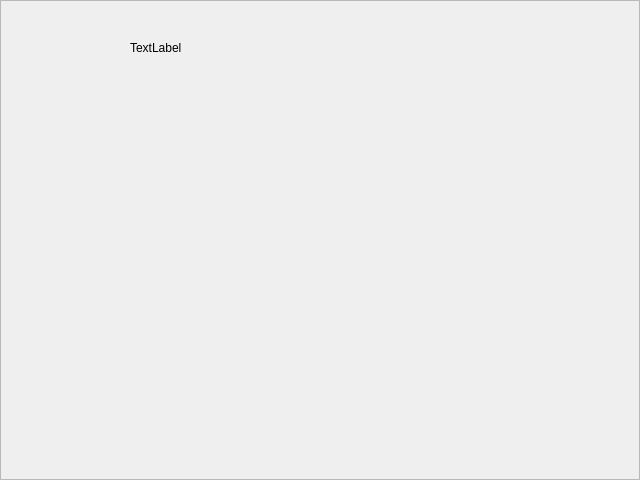
This is UI/main_frame.ui in Edwardscy/mapf_tool as Qt 5 draws it before an edit. The edited form follows.
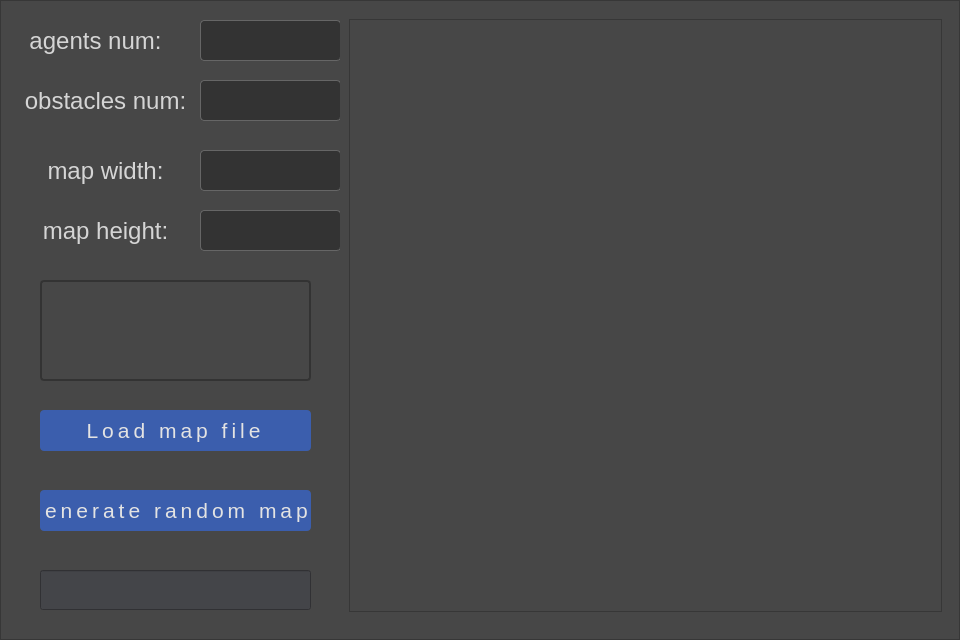
This is the edited form. Icons and pictures are not drawn.

```diff
--- a/UI/main_frame.ui
+++ b/UI/main_frame.ui
@@ -6,8 +6,8 @@
    <rect>
     <x>0</x>
     <y>0</y>
-    <width>640</width>
-    <height>480</height>
+    <width>960</width>
+    <height>640</height>
    </rect>
   </property>
   <property name="windowTitle">
@@ -19,18 +19,459 @@
   <property name="frameShadow">
    <enum>QFrame::Raised</enum>
   </property>
-  <widget class="QLabel" name="label">
+  <widget class="QFrame" name="frame">
    <property name="geometry">
     <rect>
-     <x>130</x>
-     <y>40</y>
-     <width>72</width>
-     <height>15</height>
+     <x>0</x>
+     <y>0</y>
+     <width>960</width>
+     <height>640</height>
     </rect>
    </property>
-   <property name="text">
-    <string>TextLabel</string>
+   <property name="styleSheet">
+    <string notr="true">background:#474747;</string>
    </property>
+   <property name="frameShape">
+    <enum>QFrame::StyledPanel</enum>
+   </property>
+   <property name="frameShadow">
+    <enum>QFrame::Raised</enum>
+   </property>
+   <widget class="QPushButton" name="load_map_file_bt">
+    <property name="geometry">
+     <rect>
+      <x>40</x>
+      <y>410</y>
+      <width>271</width>
+      <height>41</height>
+     </rect>
+    </property>
+    <property name="font">
+     <font>
+      <pointsize>-1</pointsize>
+      <weight>37</weight>
+      <bold>false</bold>
+     </font>
+    </property>
+    <property name="styleSheet">
+     <string notr="true">QPushButton {
+width:270px;
+height:42px;
+background:#3B5EAD;
+border-radius:4px;
+color:#e3e3e3;
+width: 168px;
+height: 48px;
+font-size:21px;
+font-weight:300;
+line-height:50px;
+letter-spacing:4px;
+background-position: center;
+background-repeat: no-repeat;
+}
+
+QPushButton:hover {
+width:270px;
+height:42px;
+background:#474747;
+border-radius:4px;
+border:2px solid #666666;
+color:#e3e3e3;
+width: 168px;
+height: 48px;
+font-size:21px;
+font-weight:300;
+line-height:50px;
+letter-spacing:4px;
+background-position: center;
+background-repeat: no-repeat;
+}</string>
+    </property>
+    <property name="text">
+     <string>Load map file</string>
+    </property>
+    <property name="icon">
+     <iconset>
+      <normaloff>../../../mule_sdk/sample/brainer/BrainerUILayer/UI/picture/back_inactive.png</normaloff>
+      <normalon>../../../mule_sdk/sample/brainer/BrainerUILayer/UI/picture/back_active.png</normalon>
+      <activeoff>../../../mule_sdk/sample/brainer/BrainerUILayer/UI/picture/back_inactive.png</activeoff>
+      <activeon>../../../mule_sdk/sample/brainer/BrainerUILayer/UI/picture/back_active.png</activeon>../../../mule_sdk/sample/brainer/BrainerUILayer/UI/picture/back_inactive.png</iconset>
+    </property>
+    <property name="iconSize">
+     <size>
+      <width>270</width>
+      <height>42</height>
+     </size>
+    </property>
+   </widget>
+   <widget class="QPushButton" name="generate_random_maps_bt">
+    <property name="geometry">
+     <rect>
+      <x>40</x>
+      <y>490</y>
+      <width>271</width>
+      <height>41</height>
+     </rect>
+    </property>
+    <property name="font">
+     <font>
+      <pointsize>-1</pointsize>
+      <weight>37</weight>
+      <bold>false</bold>
+     </font>
+    </property>
+    <property name="styleSheet">
+     <string notr="true">QPushButton {
+width:270px;
+height:42px;
+background:#3B5EAD;
+border-radius:4px;
+color:#e3e3e3;
+width: 168px;
+height: 48px;
+font-size:21px;
+font-weight:300;
+line-height:50px;
+letter-spacing:4px;
+background-position: center;
+background-repeat: no-repeat;
+}
+
+QPushButton:hover {
+width:270px;
+height:42px;
+background:#474747;
+border-radius:4px;
+border:2px solid #666666;
+color:#e3e3e3;
+width: 168px;
+height: 48px;
+font-size:21px;
+font-weight:300;
+line-height:50px;
+letter-spacing:4px;
+background-position: center;
+background-repeat: no-repeat;
+}</string>
+    </property>
+    <property name="text">
+     <string>Generate random maps</string>
+    </property>
+    <property name="icon">
+     <iconset>
+      <normaloff>../../../mule_sdk/sample/brainer/BrainerUILayer/UI/picture/back_inactive.png</normaloff>
+      <normalon>../../../mule_sdk/sample/brainer/BrainerUILayer/UI/picture/back_active.png</normalon>
+      <activeoff>../../../mule_sdk/sample/brainer/BrainerUILayer/UI/picture/back_inactive.png</activeoff>
+      <activeon>../../../mule_sdk/sample/brainer/BrainerUILayer/UI/picture/back_active.png</activeon>../../../mule_sdk/sample/brainer/BrainerUILayer/UI/picture/back_inactive.png</iconset>
+    </property>
+    <property name="iconSize">
+     <size>
+      <width>270</width>
+      <height>42</height>
+     </size>
+    </property>
+   </widget>
+   <widget class="QLabel" name="formtext_4">
+    <property name="geometry">
+     <rect>
+      <x>10</x>
+      <y>20</y>
+      <width>171</width>
+      <height>41</height>
+     </rect>
+    </property>
+    <property name="styleSheet">
+     <string notr="true">width:142px;
+height:64px;
+font-size:24px;
+color:rgba(213,213,213,1);
+line-height:32px;
+</string>
+    </property>
+    <property name="text">
+     <string>agents num:</string>
+    </property>
+    <property name="alignment">
+     <set>Qt::AlignCenter</set>
+    </property>
+   </widget>
+   <widget class="QTextEdit" name="textEdit">
+    <property name="geometry">
+     <rect>
+      <x>200</x>
+      <y>20</y>
+      <width>141</width>
+      <height>41</height>
+     </rect>
+    </property>
+    <property name="styleSheet">
+     <string notr="true">width:240px;
+font: 18pt;
+color: rgb(255, 255, 255);
+height:40px;
+background:rgba(51,51,51,1);
+border-radius:4px;
+border:1px solid rgba(102,102,102,1);
+</string>
+    </property>
+   </widget>
+   <widget class="QLabel" name="formtext_5">
+    <property name="geometry">
+     <rect>
+      <x>20</x>
+      <y>80</y>
+      <width>171</width>
+      <height>41</height>
+     </rect>
+    </property>
+    <property name="styleSheet">
+     <string notr="true">width:142px;
+height:64px;
+font-size:24px;
+color:rgba(213,213,213,1);
+line-height:32px;
+</string>
+    </property>
+    <property name="text">
+     <string>obstacles num:</string>
+    </property>
+    <property name="alignment">
+     <set>Qt::AlignCenter</set>
+    </property>
+   </widget>
+   <widget class="QTextEdit" name="textEdit_2">
+    <property name="geometry">
+     <rect>
+      <x>200</x>
+      <y>80</y>
+      <width>141</width>
+      <height>41</height>
+     </rect>
+    </property>
+    <property name="styleSheet">
+     <string notr="true">width:240px;
+font: 18pt;
+color: rgb(255, 255, 255);
+height:40px;
+background:rgba(51,51,51,1);
+border-radius:4px;
+border:1px solid rgba(102,102,102,1);
+</string>
+    </property>
+   </widget>
+   <widget class="QLabel" name="formtext_6">
+    <property name="geometry">
+     <rect>
+      <x>20</x>
+      <y>150</y>
+      <width>171</width>
+      <height>41</height>
+     </rect>
+    </property>
+    <property name="styleSheet">
+     <string notr="true">width:142px;
+height:64px;
+font-size:24px;
+color:rgba(213,213,213,1);
+line-height:32px;
+</string>
+    </property>
+    <property name="text">
+     <string>map width:</string>
+    </property>
+    <property name="alignment">
+     <set>Qt::AlignCenter</set>
+    </property>
+   </widget>
+   <widget class="QTextEdit" name="textEdit_3">
+    <property name="geometry">
+     <rect>
+      <x>200</x>
+      <y>150</y>
+      <width>141</width>
+      <height>41</height>
+     </rect>
+    </property>
+    <property name="styleSheet">
+     <string notr="true">width:240px;
+font: 18pt;
+color: rgb(255, 255, 255);
+height:40px;
+background:rgba(51,51,51,1);
+border-radius:4px;
+border:1px solid rgba(102,102,102,1);
+</string>
+    </property>
+   </widget>
+   <widget class="QTextEdit" name="textEdit_4">
+    <property name="geometry">
+     <rect>
+      <x>200</x>
+      <y>210</y>
+      <width>141</width>
+      <height>41</height>
+     </rect>
+    </property>
+    <property name="styleSheet">
+     <string notr="true">width:240px;
+font: 18pt;
+color: rgb(255, 255, 255);
+height:40px;
+background:rgba(51,51,51,1);
+border-radius:4px;
+border:1px solid rgba(102,102,102,1);
+</string>
+    </property>
+   </widget>
+   <widget class="QLabel" name="formtext_7">
+    <property name="geometry">
+     <rect>
+      <x>20</x>
+      <y>210</y>
+      <width>171</width>
+      <height>41</height>
+     </rect>
+    </property>
+    <property name="styleSheet">
+     <string notr="true">width:142px;
+height:64px;
+font-size:24px;
+color:rgba(213,213,213,1);
+line-height:32px;
+</string>
+    </property>
+    <property name="text">
+     <string>map height:</string>
+    </property>
+    <property name="alignment">
+     <set>Qt::AlignCenter</set>
+    </property>
+   </widget>
+   <widget class="QProgressBar" name="progressBar">
+    <property name="geometry">
+     <rect>
+      <x>40</x>
+      <y>570</y>
+      <width>271</width>
+      <height>40</height>
+     </rect>
+    </property>
+    <property name="sizePolicy">
+     <sizepolicy hsizetype="Expanding" vsizetype="Expanding">
+      <horstretch>0</horstretch>
+      <verstretch>0</verstretch>
+     </sizepolicy>
+    </property>
+    <property name="minimumSize">
+     <size>
+      <width>0</width>
+      <height>0</height>
+     </size>
+    </property>
+    <property name="maximumSize">
+     <size>
+      <width>1636</width>
+      <height>40</height>
+     </size>
+    </property>
+    <property name="styleSheet">
+     <string notr="true">QProgressBar::chunk {
+   background: rgb(91, 130, 189);
+   margin: 1px;
+   border-radius:20px;
+}
+QProgressBar{
+        color: white;
+        text-align: center;
+        background: rgb(68, 69, 73);
+}</string>
+    </property>
+    <property name="maximum">
+     <number>3</number>
+    </property>
+    <property name="value">
+     <number>0</number>
+    </property>
+    <property name="textVisible">
+     <bool>false</bool>
+    </property>
+    <property name="invertedAppearance">
+     <bool>false</bool>
+    </property>
+    <property name="textDirection">
+     <enum>QProgressBar::TopToBottom</enum>
+    </property>
+    <property name="format">
+     <string/>
+    </property>
+   </widget>
+   <widget class="QLabel" name="label_robot_control_txt">
+    <property name="geometry">
+     <rect>
+      <x>40</x>
+      <y>280</y>
+      <width>271</width>
+      <height>101</height>
+     </rect>
+    </property>
+    <property name="styleSheet">
+     <string notr="true">background:#474747;
+border:2px solid #333333;
+border-radius:4px;
+color:#D5D5D5;
+font:18px;
+padding:16px 16px 16px 16px;</string>
+    </property>
+    <property name="text">
+     <string/>
+    </property>
+    <property name="textFormat">
+     <enum>Qt::AutoText</enum>
+    </property>
+    <property name="alignment">
+     <set>Qt::AlignLeading|Qt::AlignLeft|Qt::AlignTop</set>
+    </property>
+    <property name="wordWrap">
+     <bool>true</bool>
+    </property>
+   </widget>
+   <widget class="QGraphicsView" name="graphicsView">
+    <property name="geometry">
+     <rect>
+      <x>340</x>
+      <y>10</y>
+      <width>611</width>
+      <height>611</height>
+     </rect>
+    </property>
+    <property name="sizePolicy">
+     <sizepolicy hsizetype="Expanding" vsizetype="Expanding">
+      <horstretch>0</horstretch>
+      <verstretch>0</verstretch>
+     </sizepolicy>
+    </property>
+    <property name="minimumSize">
+     <size>
+      <width>0</width>
+      <height>0</height>
+     </size>
+    </property>
+    <property name="maximumSize">
+     <size>
+      <width>99999</width>
+      <height>99999</height>
+     </size>
+    </property>
+    <property name="sizeIncrement">
+     <size>
+      <width>10</width>
+      <height>10</height>
+     </size>
+    </property>
+    <property name="styleSheet">
+     <string notr="true">padding: -10px -10px -10px -10px;</string>
+    </property>
+   </widget>
   </widget>
  </widget>
  <resources/>
```
